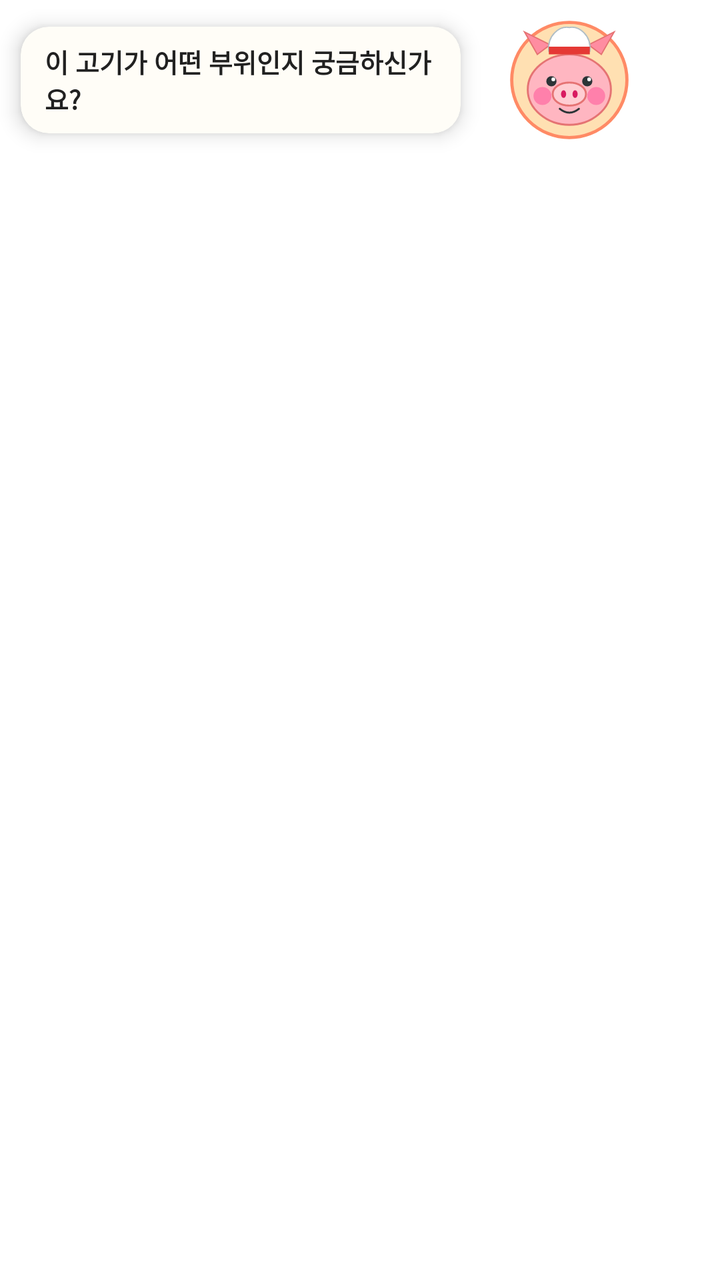
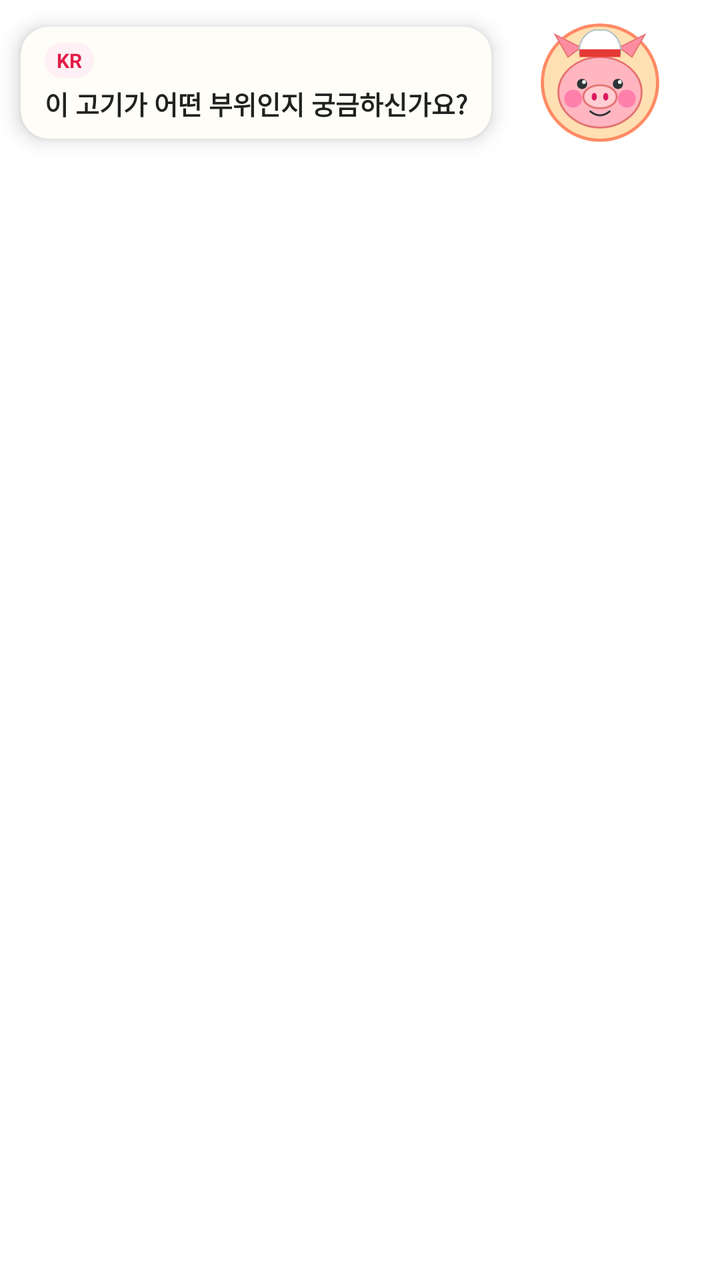

Two renders of the same Android screen: before a commit and after it. Below are the layout's source before the change and the commit's diff.
<!-- AndroidManifest.xml: application theme Theme.MeatGuideOverlay -->
<!-- res/layout/overlay_floating_character.xml -->
<?xml version="1.0" encoding="utf-8"?>
<FrameLayout xmlns:android="http://schemas.android.com/apk/res/android"
    xmlns:app="http://schemas.android.com/apk/res-auto"
    android:id="@+id/floatingRoot"
    android:layout_width="wrap_content"
    android:layout_height="wrap_content"
    android:clipChildren="false"
    android:clipToPadding="false">

    
    <LinearLayout
        android:id="@+id/characterBubbleContainer"
        android:layout_width="wrap_content"
        android:layout_height="wrap_content"
        android:orientation="horizontal"
        android:gravity="center_vertical"
        android:clipChildren="false"
        android:clipToPadding="false">

        
        <androidx.cardview.widget.CardView
            android:id="@+id/cardSpeechBubble"
            android:layout_width="wrap_content"
            android:layout_height="wrap_content"
            android:layout_marginEnd="8dp"
            app:cardBackgroundColor="@color/speech_bubble_bg"
            app:cardCornerRadius="14dp"
            app:cardElevation="6dp"
            app:cardUseCompatPadding="true">

            <TextView
                android:id="@+id/tvSpeechBubble"
                android:layout_width="wrap_content"
                android:layout_height="wrap_content"
                android:maxWidth="220dp"
                android:paddingStart="12dp"
                android:paddingTop="8dp"
                android:paddingEnd="12dp"
                android:paddingBottom="8dp"
                android:text="@string/default_speech_bubble"
                android:textColor="@color/text_primary"
                android:textSize="13sp"
                android:textStyle="bold" />
        </androidx.cardview.widget.CardView>

        
        <FrameLayout
            android:id="@+id/btnCharacter"
            android:layout_width="72dp"
            android:layout_height="72dp"
            android:clickable="true"
            android:focusable="true">

            <ImageView
                android:id="@+id/ivCharacterIcon"
                android:layout_width="64dp"
                android:layout_height="64dp"
                android:layout_gravity="center"
                android:contentDescription="@string/app_name"
                android:src="@drawable/ic_mascot_character" />
        </FrameLayout>

    </LinearLayout>

</FrameLayout>
<!-- resources referenced by this layout -->
<resources>
  <color name="speech_bubble_bg">#FFFDF7</color>
  <color name="text_primary">#212121</color>
  <!-- drawable ic_mascot_character: vector/xml drawable (drawable, 2650 chars, omitted) -->
  <string name="app_name">고기 부위 안내</string>
  <string name="default_speech_bubble">이 고기가 어떤 부위인지 궁금하신가요?</string>
  <style name="Theme.MeatGuideOverlay" parent="Theme.MaterialComponents.DayNight.NoActionBar">
          
          <item name="colorPrimary">@color/brand_primary</item>
          <item name="colorPrimaryVariant">@color/brand_primary_dark</item>
          <item name="colorOnPrimary">@color/text_light</item>
          
          <item name="colorSecondary">@color/brand_secondary</item>
          <item name="colorSecondaryVariant">@color/brand_accent</item>
          <item name="colorOnSecondary">@color/text_light</item>
          
          <item name="android:statusBarColor">@color/surface_dark</item>
          <item name="android:navigationBarColor">@color/surface_dark</item>
      </style>
  <color name="brand_primary">#D32F2F</color>
  <color name="brand_primary_dark">#B71C1C</color>
  <color name="text_light">#FFFFFF</color>
  <color name="brand_secondary">#FF6F00</color>
  <color name="brand_accent">#FF8A65</color>
  <color name="surface_dark">#1E1E24</color>
</resources>

<!-- the commit's change to res/layout/overlay_floating_character.xml (unified diff, before → after) -->
@@ -28,19 +28,43 @@
             app:cardElevation="6dp"
             app:cardUseCompatPadding="true">
 
-            <TextView
-                android:id="@+id/tvSpeechBubble"
+            <LinearLayout
                 android:layout_width="wrap_content"
                 android:layout_height="wrap_content"
-                android:maxWidth="220dp"
+                android:orientation="vertical"
                 android:paddingStart="12dp"
                 android:paddingTop="8dp"
                 android:paddingEnd="12dp"
-                android:paddingBottom="8dp"
-                android:text="@string/default_speech_bubble"
-                android:textColor="@color/text_primary"
-                android:textSize="13sp"
-                android:textStyle="bold" />
+                android:paddingBottom="8dp">
+
+                
+                <TextView
+                    android:id="@+id/tvBubbleLangBadge"
+                    android:layout_width="wrap_content"
+                    android:layout_height="wrap_content"
+                    android:layout_marginBottom="3dp"
+                    android:background="@drawable/bg_speech_bubble"
+                    android:backgroundTint="#FFF0F5"
+                    android:paddingStart="6dp"
+                    android:paddingTop="2dp"
+                    android:paddingEnd="6dp"
+                    android:paddingBottom="2dp"
+                    android:text="KR"
+                    android:textColor="#E11D48"
+                    android:textSize="10sp"
+                    android:textStyle="bold" />
+
+                
+                <TextView
+                    android:id="@+id/tvSpeechBubble"
+                    android:layout_width="wrap_content"
+                    android:layout_height="wrap_content"
+                    android:maxWidth="220dp"
+                    android:text="@string/default_speech_bubble"
+                    android:textColor="@color/text_primary"
+                    android:textSize="13sp"
+                    android:textStyle="bold" />
+            </LinearLayout>
         </androidx.cardview.widget.CardView>
 
         
<!-- resource entries referenced after the edit -->
@@ -2,6 +2,21 @@
 <resources>
   <color name="speech_bubble_bg">#FFFDF7</color>
   <color name="text_primary">#212121</color>
+  <!-- drawable bg_speech_bubble (drawable) -->
+  <?xml version="1.0" encoding="utf-8"?>
+  <shape xmlns:android="http://schemas.android.com/apk/res/android"
+      android:shape="rectangle">
+      <solid android:color="@color/speech_bubble_bg" />
+      <stroke
+          android:width="2dp"
+          android:color="@color/speech_bubble_stroke" />
+      <corners android:radius="16dp" />
+      <padding
+          android:bottom="10dp"
+          android:left="14dp"
+          android:right="14dp"
+          android:top="10dp" />
+  </shape>
   <!-- drawable ic_mascot_character: vector/xml drawable (drawable, 2650 chars, omitted) -->
   <string name="app_name">고기 부위 안내</string>
   <string name="default_speech_bubble">이 고기가 어떤 부위인지 궁금하신가요?</string>
@@ -18,6 +33,7 @@
           <item name="android:statusBarColor">@color/surface_dark</item>
           <item name="android:navigationBarColor">@color/surface_dark</item>
       </style>
+  <color name="speech_bubble_stroke">#FFAB91</color>
   <color name="brand_primary">#D32F2F</color>
   <color name="brand_primary_dark">#B71C1C</color>
   <color name="text_light">#FFFFFF</color>
